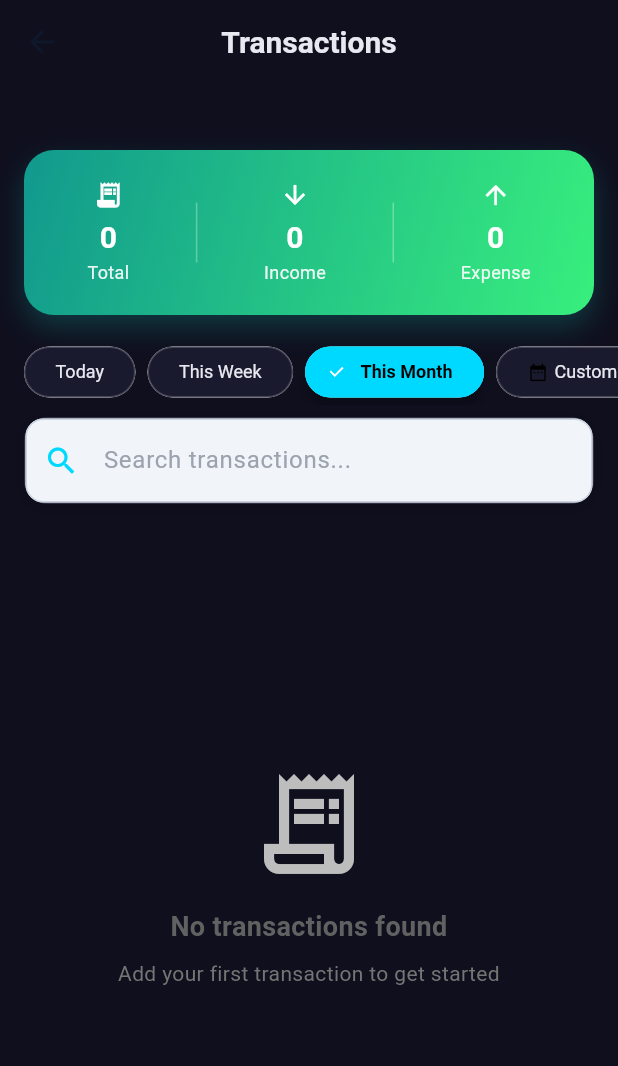
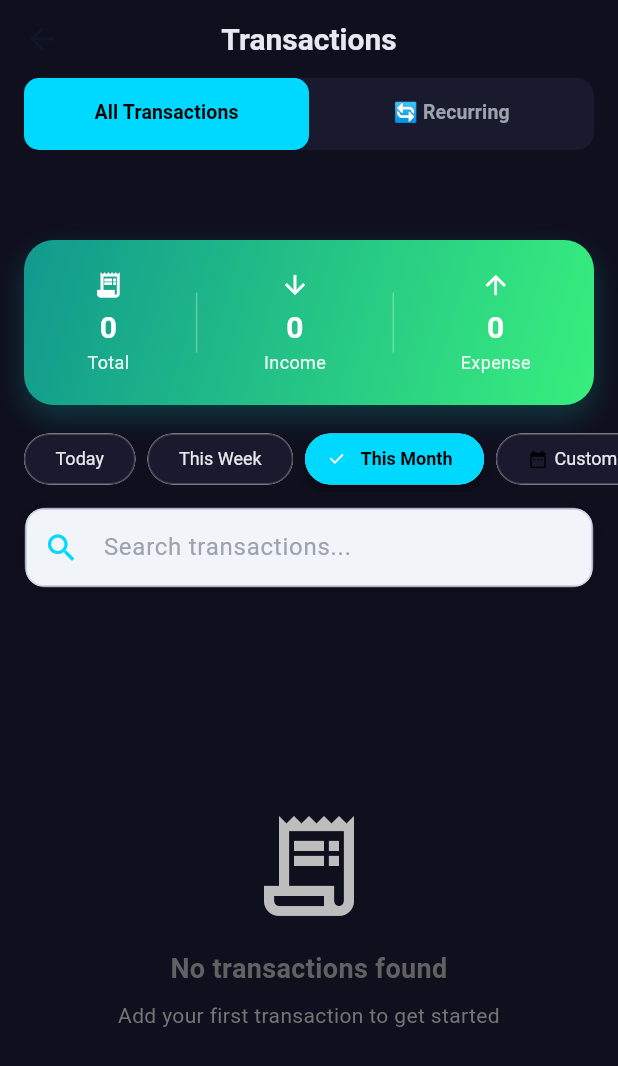
Before and after one commit to bilalrizvi21/SpendWise--Personal-Finance-and-Budget-Tracker, a Flutter app: the TransactionsPage screen opened directly, on a phone screen of 412 x 824 dp. Shown: the top 1066 px of the screen. Run offline on Flutter 3.47's test engine with Material 3 defaults, Android fonts, the phone set to English and light mode, and no system bars; our stand-ins replace fl_chart, flutter_local_notifications, local_auth, shared_preferences, sqflite; accounts and stored records are empty.

Commit message:
Mid-Year Done

```diff
--- a/lib/Screens/dashboard/widgets/financial_overview_card.dart
+++ b/lib/Screens/dashboard/widgets/financial_overview_card.dart
@@ -177,7 +177,7 @@ class FinancialOverviewCard extends StatelessWidget {
                               CurrencyFormatter.formatCompact(totalIncome),
                               style: const TextStyle(
                                 color: Colors.white,
-                                fontSize: 20,
+                                fontSize: 19,
                                 fontWeight: FontWeight.bold,
                               ),
                             ),
@@ -233,7 +233,7 @@ class FinancialOverviewCard extends StatelessWidget {
                               CurrencyFormatter.formatCompact(totalExpenses),
                               style: const TextStyle(
                                 color: Colors.white,
-                                fontSize: 20,
+                                fontSize: 19,
                                 fontWeight: FontWeight.bold,
                               ),
                             ),
--- a/lib/Screens/goals/goals_page.dart
+++ b/lib/Screens/goals/goals_page.dart
@@ -187,11 +187,13 @@ class GoalsPage extends StatelessWidget {
                   Icons.emoji_events,
                 ),
               ),
+              SizedBox(width: 12),
               Container(
                 height: 50,
                 width: 1,
                 color: Colors.white.withOpacity(0.3),
               ),
+              SizedBox(width: 12),
               Expanded(
                 child: _buildStatItem(
                   'Saved',
@@ -199,6 +201,7 @@ class GoalsPage extends StatelessWidget {
                   Icons.savings,
                 ),
               ),
+              SizedBox(width: 12),
               Container(
                 height: 50,
                 width: 1,
--- a/lib/Screens/transactions/transactions_page.dart
+++ b/lib/Screens/transactions/transactions_page.dart
@@ -7,6 +7,7 @@ import '../../Core/widgets/loading_indicator.dart';
 import '../../Core/utils/currency_formatter.dart';
 import '../../Providers/transaction_provider.dart';
 import '../../Models/transaction.dart';
+import 'recurring/recurring_transactions_page.dart';
 
 class TransactionsPage extends StatefulWidget {
   const TransactionsPage({Key? key}) : super(key: key);
@@ -15,17 +16,26 @@ class TransactionsPage extends StatefulWidget {
   State<TransactionsPage> createState() => _TransactionsPageState();
 }
 
-class _TransactionsPageState extends State<TransactionsPage> {
+class _TransactionsPageState extends State<TransactionsPage>
+    with SingleTickerProviderStateMixin {
+  late TabController _tabController;
+
+  // ── All Transactions tab state ──
   String _selectedFilter = AppStrings.filterThisMonth;
   final TextEditingController _searchController = TextEditingController();
   String _searchQuery = '';
-
-  // Custom date range — only set when user picks Custom
   DateTime? _customStart;
   DateTime? _customEnd;
 
   @override
+  void initState() {
+    super.initState();
+    _tabController = TabController(length: 2, vsync: this);
+  }
+
+  @override
   void dispose() {
+    _tabController.dispose();
     _searchController.dispose();
     super.dispose();
   }
@@ -45,7 +55,6 @@ class _TransactionsPageState extends State<TransactionsPage> {
         transactions = provider.thisMonthTransactions;
         break;
       case AppStrings.filterCustom:
-        // If a custom range is set, use it; otherwise show all
         if (_customStart != null && _customEnd != null) {
           transactions = provider.getTransactionsByDateRange(
             _customStart!,
@@ -71,9 +80,8 @@ class _TransactionsPageState extends State<TransactionsPage> {
     return transactions;
   }
 
-  // ── Open date range picker for Custom filter ──
+  // ── Custom date range picker ──
   Future<void> _openCustomDatePicker() async {
-    // First pick: start date
     final start = await showDatePicker(
       context: context,
       initialDate: _customStart ?? DateTime.now(),
@@ -84,10 +92,9 @@ class _TransactionsPageState extends State<TransactionsPage> {
     );
     if (start == null || !mounted) return;
 
-    // Second pick: end date (must be >= start)
     final end = await showDatePicker(
       context: context,
-      initialDate: _customEnd != null && !_customEnd!.isBefore(start)
+      initialDate: (_customEnd != null && !_customEnd!.isBefore(start))
           ? _customEnd!
           : start,
       firstDate: start,
@@ -119,14 +126,12 @@ class _TransactionsPageState extends State<TransactionsPage> {
     );
   }
 
-  // ── Label shown on the Custom chip ──
   String get _customChipLabel {
     if (_selectedFilter == AppStrings.filterCustom &&
         _customStart != null &&
         _customEnd != null) {
-      final s = DateFormatter.formatDateCompact(_customStart!);
-      final e = DateFormatter.formatDateCompact(_customEnd!);
-      return '$s – $e';
+      return '${DateFormatter.formatDateCompact(_customStart!)} – '
+          '${DateFormatter.formatDateCompact(_customEnd!)}';
     }
     return AppStrings.filterCustom;
   }
@@ -146,16 +151,55 @@ class _TransactionsPageState extends State<TransactionsPage> {
             color: AppColors.textPrimary,
           ),
         ),
+        bottom: PreferredSize(
+          preferredSize: const Size.fromHeight(44),
+          child: Container(
+            margin: const EdgeInsets.symmetric(horizontal: 16),
+            decoration: BoxDecoration(
+              color: AppColors.cardBackground,
+              borderRadius: BorderRadius.circular(12),
             ),
-      body: Consumer<TransactionProvider>(
+            child: TabBar(
+              controller: _tabController,
+              indicator: BoxDecoration(
+                color: AppColors.primary,
+                borderRadius: BorderRadius.circular(10),
+              ),
+              indicatorSize: TabBarIndicatorSize.tab,
+              labelColor: Colors.black,
+              unselectedLabelColor: AppColors.textSecondary,
+              labelStyle: const TextStyle(
+                fontWeight: FontWeight.bold,
+                fontSize: 13,
+              ),
+              dividerColor: Colors.transparent,
+              tabs: const [
+                Tab(text: 'All Transactions'),
+                Tab(text: '🔄 Recurring'),
+              ],
+            ),
+          ),
+        ),
+      ),
+      body: TabBarView(
+        controller: _tabController,
+        children: [_buildAllTransactions(), const RecurringTransactionsPage()],
+      ),
+    );
+  }
+
+  // ── Tab 1: All Transactions ──
+  Widget _buildAllTransactions() {
+    return Consumer<TransactionProvider>(
       builder: (context, provider, child) {
         final filteredTransactions = _getFilteredTransactions(provider);
 
         return Column(
           children: [
-              const SizedBox(height: 100),
+            // Space for AppBar + TabBar
+            const SizedBox(height: 160),
 
-              // ── Stats header card ──
+            // Stats header card
             Container(
               margin: const EdgeInsets.symmetric(horizontal: 16),
               padding: const EdgeInsets.all(20),
@@ -212,9 +256,9 @@ class _TransactionsPageState extends State<TransactionsPage> {
               ),
             ),
 
-              const SizedBox(height: 16),
+            const SizedBox(height: 14),
 
-              // ── Filter chips ──
+            // Filter chips
             SizedBox(
               height: 44,
               child: ListView(
@@ -252,12 +296,10 @@ class _TransactionsPageState extends State<TransactionsPage> {
                           selected: isSelected,
                           onSelected: (selected) {
                             if (isCustom) {
-                                // Always open the picker when tapping Custom
                               _openCustomDatePicker();
                             } else if (selected) {
                               setState(() {
                                 _selectedFilter = filter;
-                                  // Clear custom range when switching away
                                 _customStart = null;
                                 _customEnd = null;
                               });
@@ -288,15 +330,12 @@ class _TransactionsPageState extends State<TransactionsPage> {
               ),
             ),
 
-              // ── Custom range active indicator ──
+            // Custom range active indicator
             if (_selectedFilter == AppStrings.filterCustom &&
                 _customStart != null &&
                 _customEnd != null)
               Padding(
-                  padding: const EdgeInsets.symmetric(
-                    horizontal: 16,
-                    vertical: 4,
-                  ),
+                padding: const EdgeInsets.fromLTRB(16, 6, 16, 0),
                 child: Row(
                   children: [
                     const Icon(
@@ -334,12 +373,9 @@ class _TransactionsPageState extends State<TransactionsPage> {
                 ),
               ),
 
-              // ── Search bar ──
+            // Search bar
             Padding(
-                padding: const EdgeInsets.symmetric(
-                  horizontal: 16,
-                  vertical: 8,
-                ),
+              padding: const EdgeInsets.fromLTRB(16, 10, 16, 0),
               child: Container(
                 decoration: BoxDecoration(
                   color: AppColors.cardBackground,
@@ -359,7 +395,7 @@ class _TransactionsPageState extends State<TransactionsPage> {
                 child: TextField(
                   controller: _searchController,
                   onChanged: (value) => setState(() => _searchQuery = value),
-                    style: const TextStyle(color: AppColors.textPrimary),
+                  style: const TextStyle(color: Colors.black),
                   decoration: InputDecoration(
                     hintText: AppStrings.searchTransactions,
                     hintStyle: TextStyle(color: AppColors.textSecondary),
@@ -380,14 +416,16 @@ class _TransactionsPageState extends State<TransactionsPage> {
                     border: InputBorder.none,
                     contentPadding: const EdgeInsets.symmetric(
                       horizontal: 20,
-                        vertical: 16,
+                      vertical: 14,
                     ),
                   ),
                 ),
               ),
             ),
 
-              // ── Transaction list ──
+            const SizedBox(height: 8),
+
+            // Transaction list
             Expanded(
               child: provider.isLoading
                   ? const Center(child: LoadingIndicator(size: 48))
@@ -409,25 +447,32 @@ class _TransactionsPageState extends State<TransactionsPage> {
                       padding: const EdgeInsets.symmetric(horizontal: 16),
                       itemCount: filteredTransactions.length,
                       itemBuilder: (context, index) {
-                          final transaction = filteredTransactions[index];
-                          return _buildTransactionCard(transaction);
+                        return _buildTransactionCard(
+                          filteredTransactions[index],
+                        );
                       },
                     ),
             ),
           ],
         );
       },
-      ),
     );
   }
 
   Widget _buildTransactionCard(Transaction transaction) {
+    // Recurring badge: auto-processed transactions have notes starting with "Auto:"
+    final isRecurring = transaction.notes?.startsWith('Auto:') ?? false;
+
     return Container(
-      margin: const EdgeInsets.only(bottom: 12),
+      margin: const EdgeInsets.only(bottom: 10),
       decoration: BoxDecoration(
         color: AppColors.cardBackground,
         borderRadius: BorderRadius.circular(16),
-        border: Border.all(color: Colors.white.withOpacity(0.05)),
+        border: Border.all(
+          color: isRecurring
+              ? AppColors.primary.withOpacity(0.3)
+              : Colors.white.withOpacity(0.05),
+        ),
         boxShadow: [
           BoxShadow(
             color: Colors.black.withOpacity(0.15),
@@ -438,7 +483,9 @@ class _TransactionsPageState extends State<TransactionsPage> {
       ),
       child: ListTile(
         contentPadding: const EdgeInsets.symmetric(horizontal: 14, vertical: 6),
-        leading: Container(
+        leading: Stack(
+          children: [
+            Container(
               width: 48,
               height: 48,
               decoration: BoxDecoration(
@@ -448,10 +495,32 @@ class _TransactionsPageState extends State<TransactionsPage> {
                 borderRadius: BorderRadius.circular(12),
               ),
               child: Icon(
-            transaction.isIncome ? Icons.arrow_downward : Icons.arrow_upward,
+                transaction.isIncome
+                    ? Icons.arrow_downward
+                    : Icons.arrow_upward,
                 color: Colors.white,
                 size: 20,
               ),
+            ),
+            // Recurring badge
+            if (isRecurring)
+              Positioned(
+                right: 0,
+                bottom: 0,
+                child: Container(
+                  padding: const EdgeInsets.all(2),
+                  decoration: BoxDecoration(
+                    color: AppColors.primary,
+                    shape: BoxShape.circle,
+                    border: Border.all(
+                      color: AppColors.cardBackground,
+                      width: 1.5,
+                    ),
+                  ),
+                  child: const Icon(Icons.repeat, color: Colors.black, size: 9),
+                ),
+              ),
+          ],
         ),
         title: Text(
           transaction.category,
@@ -471,7 +540,16 @@ class _TransactionsPageState extends State<TransactionsPage> {
                 color: AppColors.textSecondary,
               ),
             ),
-            if (transaction.notes != null && transaction.notes!.isNotEmpty)
+            if (isRecurring)
+              Text(
+                '🔄 Recurring',
+                style: TextStyle(
+                  fontSize: 10,
+                  color: AppColors.primary.withOpacity(0.8),
+                  fontWeight: FontWeight.w500,
+                ),
+              )
+            else if (transaction.notes != null && transaction.notes!.isNotEmpty)
               Text(
                 transaction.notes!,
                 style: const TextStyle(
```
Lines whose indentation alone changed are shown as unchanged.
